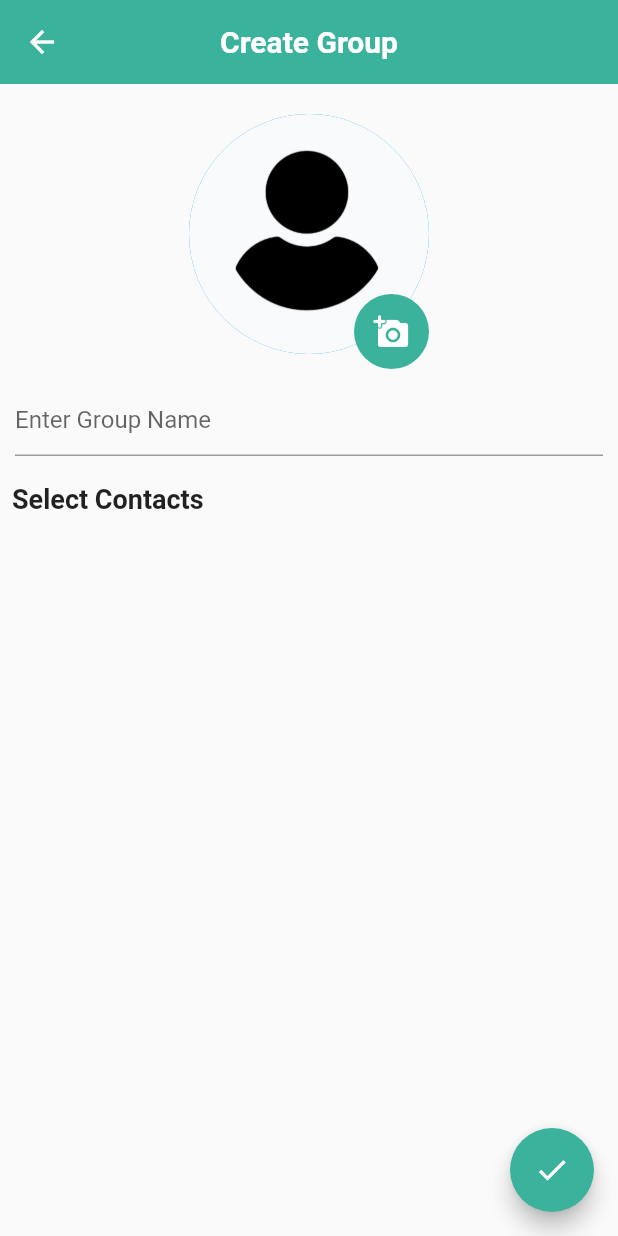
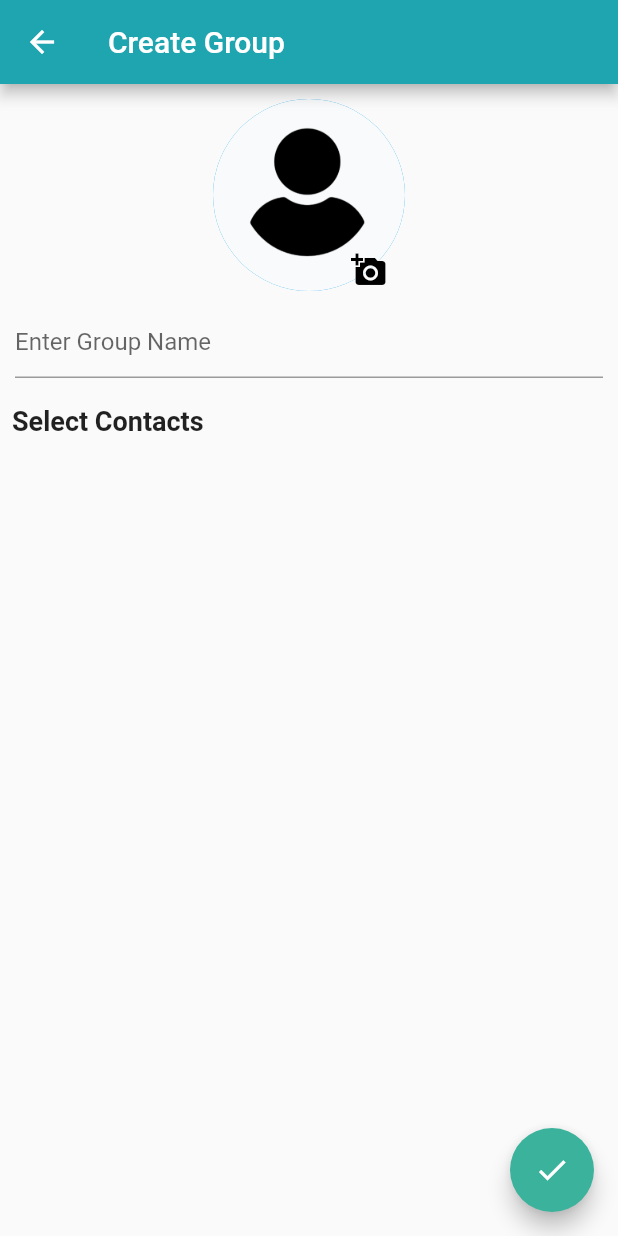
Before and after one commit to BIBINKB97/Talkaro_Messenger, a Flutter app: the CreateGroupScreen screen opened by its route, on a phone screen of 412 x 824 dp. Run offline on Flutter 3.47's test engine with Material 2 defaults, Android fonts, the phone set to English and light mode, and no system bars; our stand-ins replace audioplayers, cached_network_image, cloud_firestore, country_picker, emoji_picker_flutter, firebase_auth and 7 more; missing offline and left inert: cached_video_player, flutter_sound; accounts and stored records are empty.

Commit message:
working on group chat

```diff
--- a/lib/features/chat/controller/chat_controller.dart
+++ b/lib/features/chat/controller/chat_controller.dart
@@ -5,6 +5,7 @@ import 'package:flutter_riverpod/flutter_riverpod.dart';
 import 'package:talkaro/common/enums/messege_enum.dart';
 import 'package:talkaro/common/providers/message_replay_provider.dart';
 import 'package:talkaro/models/chat_contact.dart';
+import 'package:talkaro/models/group.dart';
 import 'package:talkaro/models/messege.dart';
 import 'package:talkaro/features/chat/repository/chat_repository.dart';
 import 'package:talkaro/features/authentication/controller/auth_controller.dart';
@@ -27,6 +28,9 @@ class ChatController {
 
   Stream<List<ChatContact>> chatContacts() {
     return chatRepository.getChatContacts();
+  }
+   Stream<List<GroupModel>> chatGroups() {
+    return chatRepository.getChatGroups();
   }
 
   Stream<List<Messege>> chatStream(String recieverUserId) {
--- a/lib/features/chat/screens/chat_screen.dart
+++ b/lib/features/chat/screens/chat_screen.dart
@@ -14,10 +14,12 @@ class ChatScreen extends ConsumerWidget {
   static const String routeName = '/inbox-screen';
   final String name;
   final String uid;
+  final bool isGroupChat;
   const ChatScreen({
     super.key,
     required this.name,
     required this.uid,
+    required this.isGroupChat
   });
 
   @override
@@ -36,7 +38,7 @@ class ChatScreen extends ConsumerWidget {
                 ),
               ),
             ),
-            title: InkWell(
+            title: isGroupChat? AppBarTitle(title: name) : InkWell(
               onTap: () => Navigator.of(context)
                   .push(MaterialPageRoute(builder: (context) => ViewProfile())),
               child: Column(
--- a/lib/features/chat/widgets/display_text_and_files.dart
+++ b/lib/features/chat/widgets/display_text_and_files.dart
@@ -2,7 +2,7 @@ import 'package:audioplayers/audioplayers.dart';
 import 'package:cached_network_image/cached_network_image.dart';
 import 'package:flutter/material.dart';
 import 'package:talkaro/common/enums/messege_enum.dart';
-import 'package:talkaro/features/chat/widgets/vido_player.dart';
+import 'package:talkaro/features/chat/widgets/video_player.dart';
 import 'package:talkaro/utils/colors.dart';
 
 class DisplayTextAndFiles extends StatelessWidget {
--- a/lib/features/group_chat/screens/create_group_screen.dart
+++ b/lib/features/group_chat/screens/create_group_screen.dart
@@ -1,21 +1,22 @@
 import 'dart:io';
 
 import 'package:flutter/material.dart';
+import 'package:flutter_riverpod/flutter_riverpod.dart';
 import 'package:talkaro/common/utils/utils.dart';
+import 'package:talkaro/features/group_chat/controller/group_controller.dart';
 import 'package:talkaro/features/group_chat/widgets/select_contacts_group.dart';
 import 'package:talkaro/utils/colors.dart';
-import 'package:talkaro/utils/constants.dart';
-import 'package:talkaro/utils/main_widgets.dart';
 
-class CreateGroupScreen extends StatefulWidget {
+
+class CreateGroupScreen extends ConsumerStatefulWidget {
   static const String routeName = '/create-group';
-  const CreateGroupScreen({super.key});
+  const CreateGroupScreen({Key? key}) : super(key: key);
 
   @override
-  State<CreateGroupScreen> createState() => _CreateGroupScreenState();
+  ConsumerState<CreateGroupScreen> createState() => _CreateGroupScreenState();
 }
 
-class _CreateGroupScreenState extends State<CreateGroupScreen> {
+class _CreateGroupScreenState extends ConsumerState<CreateGroupScreen> {
   final TextEditingController groupNameController = TextEditingController();
   File? image;
 
@@ -25,11 +26,17 @@ class _CreateGroupScreenState extends State<CreateGroupScreen> {
   }
 
   void createGroup() {
-  if(groupNameController.text.trim().isNotEmpty && image!=null) {
-
+    if (groupNameController.text.trim().isNotEmpty && image != null) {
+      ref.read(groupControllerProvider).createGroup(
+            context,
+            groupNameController.text.trim(),
+            image!,
+            ref.read(selectedGroupContacts),
+          );
+      ref.read(selectedGroupContacts.state).update((state) => []);
+      Navigator.pop(context);
     }
   }
-
 
   @override
   void dispose() {
@@ -41,35 +48,32 @@ void createGroup() {
   Widget build(BuildContext context) {
     return Scaffold(
       appBar: AppBar(
-        title: AppBarTitle(title: 'Create Group'),
-        centerTitle: true,
-        backgroundColor: ktheme,
-        elevation: 0,
+        title: const Text('Create Group'),
       ),
       body: Center(
         child: Column(
           children: [
-          kheight20,
+            const SizedBox(height: 10),
             Stack(
               children: [
                 image == null
-                  ? CircleAvatar(
-                      backgroundImage: AssetImage("images/user.png"),
-                      radius: 80,
+                    ? const CircleAvatar(
+                        backgroundImage: AssetImage('images/user.png'),
+                        radius: 64,
                       )
                     : CircleAvatar(
-                      backgroundImage: FileImage(image!),
-                      radius: 80,
+                        backgroundImage: FileImage(
+                          image!,
                         ),
-              Padding(
-                padding: EdgeInsets.only(left: 110.0, top: 120),
-                child: CircleAvatar(
-                  radius: 25,
-                  backgroundColor: ktheme,
+                        radius: 64,
+                      ),
+                Positioned(
+                  bottom: -10,
+                  left: 80,
                   child: IconButton(
                     onPressed: selectImage,
-                    icon: Icon(Icons.add_a_photo_rounded),
-                    color: kwhite,
+                    icon: const Icon(
+                      Icons.add_a_photo,
                     ),
                   ),
                 ),
@@ -79,30 +83,32 @@ void createGroup() {
               padding: const EdgeInsets.all(10.0),
               child: TextField(
                 controller: groupNameController,
-              decoration: InputDecoration(
+                decoration: const InputDecoration(
                   hintText: 'Enter Group Name',
                 ),
               ),
             ),
             Container(
               alignment: Alignment.topLeft,
-            child: Padding(
-              padding: const EdgeInsets.all(8.0),
-              child: Text(
+              padding: const EdgeInsets.all(8),
+              child: const Text(
                 'Select Contacts',
-                style: TextStyle(fontSize: 18, fontWeight: FontWeight.bold),
+                style: TextStyle(
+                  fontSize: 18,
+                  fontWeight: FontWeight.w600,
                 ),
               ),
             ),
-          SelectContactsGroup(),
+            const SelectContactsGroup(),
           ],
-      )),
+        ),
+      ),
       floatingActionButton: FloatingActionButton(
-        onPressed: () {},
+        onPressed: createGroup,
         backgroundColor: ktheme,
-        child: Icon(
+        child: const Icon(
           Icons.done,
-          color: kwhite,
+          color: Colors.white,
         ),
       ),
     );
--- a/lib/features/group_chat/widgets/select_contacts_group.dart
+++ b/lib/features/group_chat/widgets/select_contacts_group.dart
@@ -8,10 +8,10 @@ import 'package:talkaro/features/select_contacts/controller/select_contact_contr
 final selectedGroupContacts = StateProvider<List<Contact>>((ref) => []);
 
 class SelectContactsGroup extends ConsumerStatefulWidget {
-  const SelectContactsGroup({super.key});
+  const SelectContactsGroup({Key? key}) : super(key: key);
 
   @override
-  ConsumerState<SelectContactsGroup> createState() =>
+  ConsumerState<ConsumerStatefulWidget> createState() =>
       _SelectContactsGroupState();
 }
 
@@ -38,28 +38,32 @@ class _SelectContactsGroupState extends ConsumerState<SelectContactsGroup> {
                 itemCount: contactList.length,
                 itemBuilder: (context, index) {
                   final contact = contactList[index];
-
                   return InkWell(
                     onTap: () => selectContact(index, contact),
                     child: Padding(
-                      padding: EdgeInsets.only(bottom: 8),
+                      padding: const EdgeInsets.only(bottom: 8),
                       child: ListTile(
                         title: Text(
                           contact.displayName,
-                            style: TextStyle(fontSize: 18),
+                          style: const TextStyle(
+                            fontSize: 18,
+                          ),
                         ),
                         leading: selectedContactsIndex.contains(index)
                             ? IconButton(
                                 onPressed: () {},
-                                  icon: Icon(Icons.done),
+                                icon: const Icon(Icons.done),
                               )
-                              : null),
+                            : null,
+                      ),
                     ),
                   );
                 }),
           ),
-          error: (err, trace) => ErrorScreen(error: err.toString()),
-          loading: () => Loader(),
+          error: (err, trace) => ErrorScreen(
+            error: err.toString(),
+          ),
+          loading: () => const Loader(),
         );
   }
 }
--- a/lib/features/home_page/home_page.dart
+++ b/lib/features/home_page/home_page.dart
@@ -111,7 +111,7 @@ class _HomePageState extends ConsumerState<HomePage>
           ),
         ),
         body: TabBarView(children: const [
-          ContactList(),
+          ContactsList(),
           CallsTab(),
         ]),
       ),
--- a/lib/router.dart
+++ b/lib/router.dart
@@ -17,20 +17,20 @@ Route<dynamic> generateRoute(RouteSettings settings) {
     case SelsectContactScreen.routeName:
       return MaterialPageRoute(builder: (context) => SelsectContactScreen());
 
-
-
     case ChatScreen.routeName:
       final arguments = settings.arguments as Map<String, dynamic>;
       final name = arguments['name'];
       final uid = arguments['uid'];
-      return MaterialPageRoute(builder: (context) => ChatScreen(
-        name: name,
-        uid: uid,
-      ));
+      final isGroupChat = arguments['isGroupChat'];
+      return MaterialPageRoute(
+          builder: (context) => ChatScreen(
+                name: name,
+                uid: uid,
+                isGroupChat: isGroupChat,
+              ));
 
-      case CreateGroupScreen.routeName:
+    case CreateGroupScreen.routeName:
       return MaterialPageRoute(builder: (context) => CreateGroupScreen());
-
 
     default:
       return MaterialPageRoute(
--- a/pubspec.yaml
+++ b/pubspec.yaml
@@ -43,10 +43,9 @@ dependencies:
   flutter_contacts: any
   flutter_riverpod: any
   flutter_sound: ^9.2.13
-  hive: any
-  hive_flutter: any
   image_picker: any
   intl: ^0.18.1
+  json_annotation: ^4.8.1
   lottie: null
   path_provider: ^2.1.1
   permission_handler: ^9.2.0
@@ -58,7 +57,7 @@ dev_dependencies:
   flutter_lints: any
   flutter_test:
     sdk: flutter
-  hive_generator: any
+  json_serializable: ^6.7.1
 
 # For information on the generic Dart part of this file, see the
 # following page: https://dart.dev/tools/pub/pubspec
```
Also changed, not shown: lib/features/chat/repository/chat_repository.dart (+14 -0 lines), lib/features/group_chat/controller/group_controller.dart (added, +29 -0 lines), lib/features/group_chat/repository/group_repository.dart (+34 -3 lines), lib/features/home_page/widgets/chat_tile.dart (deleted, +0 -61 lines), lib/features/home_page/widgets/contact_list_tab1.dart (+128 -19 lines), lib/models/group.dart (+28 -4 lines), lib/features/chat/widgets/video_player.dart (renamed from lib/features/chat/widgets/vido_player.dart), pubspec.lock. Lines whose indentation alone changed are shown as unchanged.
